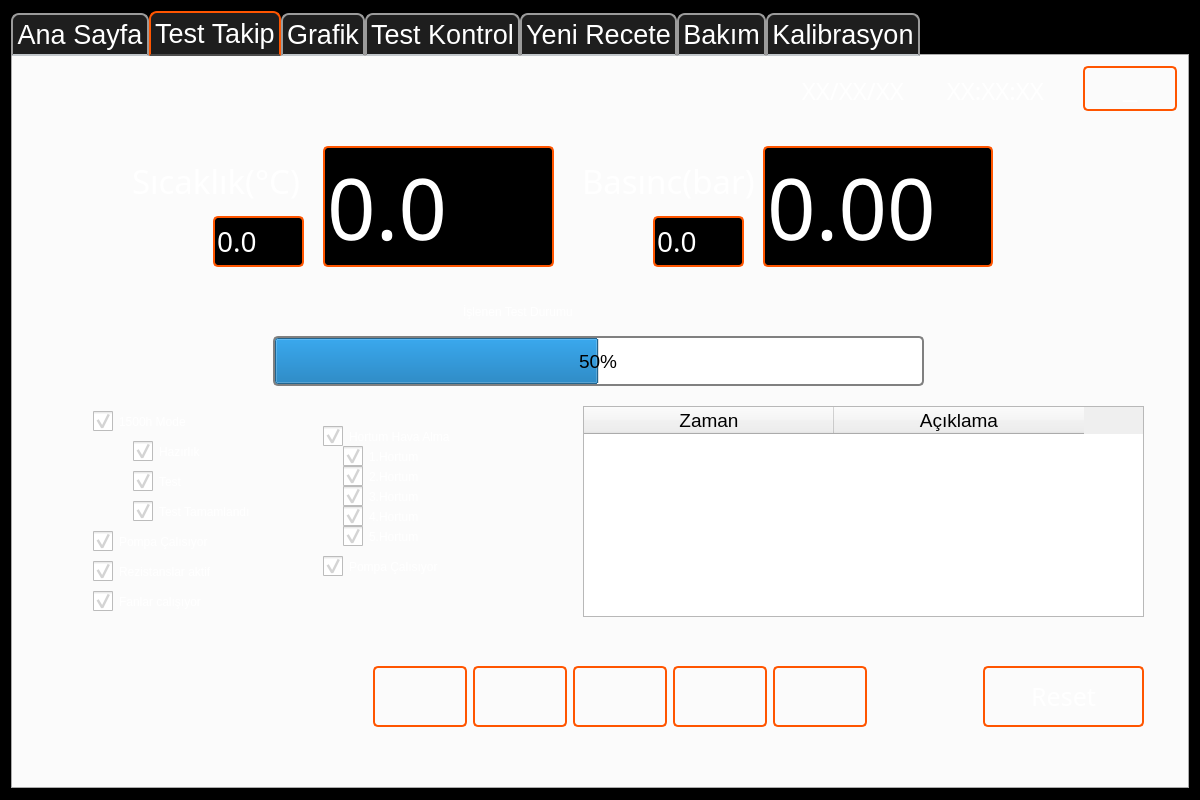
Before: the Qt Designer form mainwindow.ui in indetails/v1500h, drawn with Qt 5.
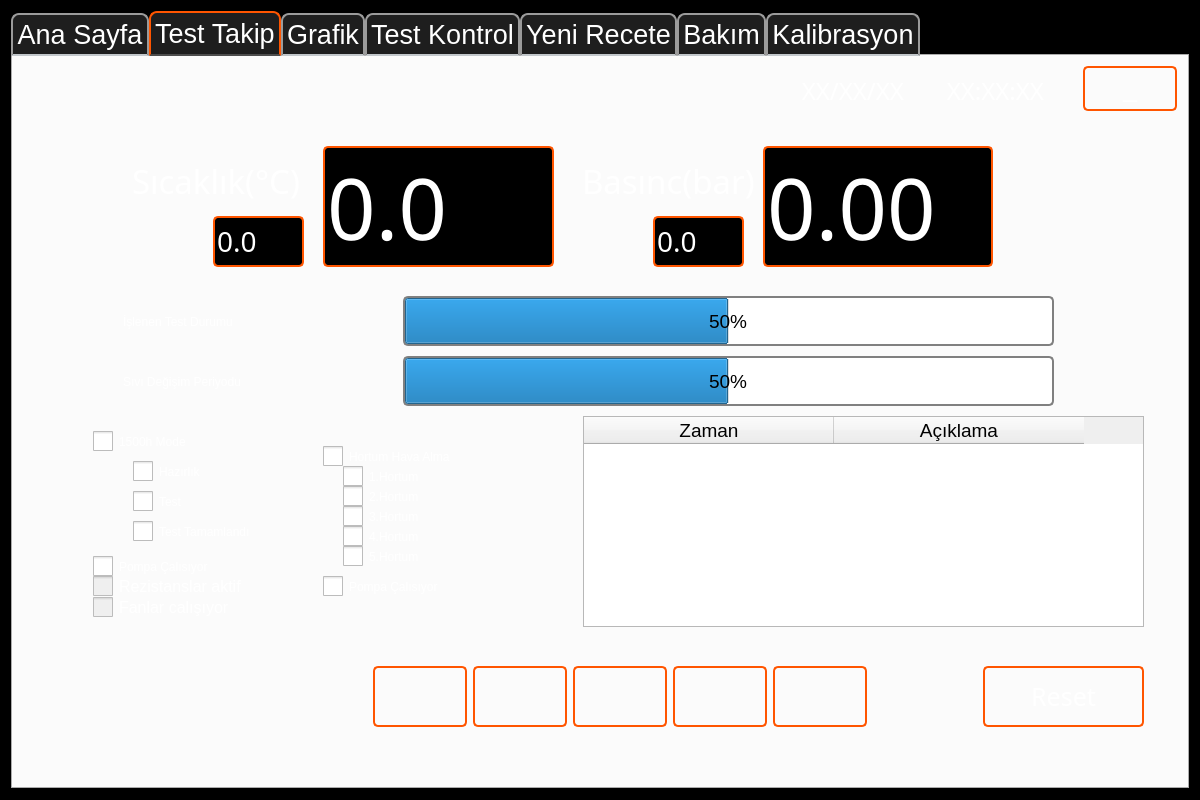
After: the same form once the commit is applied. The open tabs and pages were chosen to show the change. Icons and pictures are not drawn. Custom widgets are drawn as their Qt base class.

Patch:
```diff
--- a/mainwindow.ui
+++ b/mainwindow.ui
@@ -80,6 +80,9 @@
    <layout class="QGridLayout" name="gridLayout">
     <item row="0" column="0">
      <widget class="QTabWidget" name="tabWidget">
+      <property name="enabled">
+       <bool>true</bool>
+      </property>
       <property name="font">
        <font>
         <pointsize>20</pointsize>
@@ -2431,9 +2434,9 @@
           <property name="geometry">
            <rect>
             <x>10</x>
-            <y>170</y>
+            <y>160</y>
             <width>1111</width>
-            <height>331</height>
+            <height>361</height>
            </rect>
           </property>
           <property name="styleSheet">
@@ -2454,9 +2457,9 @@
            <widget class="QLabel" name="label_26">
             <property name="geometry">
              <rect>
-              <x>420</x>
-              <y>0</y>
-              <width>291</width>
+              <x>80</x>
+              <y>20</y>
+              <width>241</width>
               <height>31</height>
              </rect>
             </property>
@@ -2467,8 +2470,8 @@
            <widget class="QProgressBar" name="pb_testProgress">
             <property name="geometry">
              <rect>
-              <x>230</x>
-              <y>40</y>
+              <x>360</x>
+              <y>10</y>
               <width>651</width>
               <height>50</height>
              </rect>
@@ -2500,7 +2503,7 @@
             <property name="geometry">
              <rect>
               <x>540</x>
-              <y>110</y>
+              <y>130</y>
               <width>561</width>
               <height>211</height>
              </rect>
@@ -2550,7 +2553,7 @@
             <property name="geometry">
              <rect>
               <x>280</x>
-              <y>110</y>
+              <y>140</y>
               <width>231</width>
               <height>211</height>
              </rect>
@@ -3065,7 +3068,7 @@
                <string>Pompa Çalısıyor</string>
               </property>
               <property name="checked">
-               <bool>true</bool>
+               <bool>false</bool>
               </property>
              </widget>
              <widget class="QCheckBox" name="cB_tte_15">
@@ -3101,7 +3104,7 @@
                <string>Hortum Hava Alma</string>
               </property>
               <property name="checked">
-               <bool>true</bool>
+               <bool>false</bool>
               </property>
              </widget>
              <widget class="QCheckBox" name="cB_tte_19">
@@ -3137,7 +3140,7 @@
                <string>4.Hortum</string>
               </property>
               <property name="checked">
-               <bool>true</bool>
+               <bool>false</bool>
               </property>
              </widget>
              <widget class="QCheckBox" name="cB_tte_17">
@@ -3173,7 +3176,7 @@
                <string>2.Hortum</string>
               </property>
               <property name="checked">
-               <bool>true</bool>
+               <bool>false</bool>
               </property>
              </widget>
              <widget class="QCheckBox" name="cB_tte_16">
@@ -3209,7 +3212,7 @@
                <string>1.Hortum</string>
               </property>
               <property name="checked">
-               <bool>true</bool>
+               <bool>false</bool>
               </property>
              </widget>
              <widget class="QCheckBox" name="cB_tte_18">
@@ -3245,7 +3248,7 @@
                <string>3.Hortum</string>
               </property>
               <property name="checked">
-               <bool>true</bool>
+               <bool>false</bool>
               </property>
              </widget>
              <widget class="QCheckBox" name="cB_tte_20">
@@ -3281,7 +3284,7 @@
                <string>5.Hortum</string>
               </property>
               <property name="checked">
-               <bool>true</bool>
+               <bool>false</bool>
               </property>
              </widget>
             </widget>
@@ -3479,7 +3482,7 @@
             <property name="geometry">
              <rect>
               <x>50</x>
-              <y>110</y>
+              <y>140</y>
               <width>231</width>
               <height>211</height>
              </rect>
@@ -3518,7 +3521,7 @@
                <string>1500h Mode</string>
               </property>
               <property name="checked">
-               <bool>true</bool>
+               <bool>false</bool>
               </property>
              </widget>
              <widget class="QCheckBox" name="cB_tte_1">
@@ -3554,7 +3557,7 @@
                <string>Hazırlık </string>
               </property>
               <property name="checked">
-               <bool>true</bool>
+               <bool>false</bool>
               </property>
              </widget>
              <widget class="QCheckBox" name="cB_tte_2">
@@ -3590,7 +3593,7 @@
                <string>Test </string>
               </property>
               <property name="checked">
-               <bool>true</bool>
+               <bool>false</bool>
               </property>
              </widget>
              <widget class="QCheckBox" name="cB_tte_3">
@@ -3626,16 +3629,16 @@
                <string>Test Tamamlandı</string>
               </property>
               <property name="checked">
-               <bool>true</bool>
+               <bool>false</bool>
               </property>
              </widget>
              <widget class="QCheckBox" name="cB_tte_14">
               <property name="geometry">
                <rect>
                 <x>0</x>
-                <y>120</y>
+                <y>130</y>
                 <width>171</width>
-                <height>31</height>
+                <height>21</height>
                </rect>
               </property>
               <property name="styleSheet">
@@ -3662,16 +3665,19 @@
                <string>Pompa Çalısıyor</string>
               </property>
               <property name="checked">
-               <bool>true</bool>
+               <bool>false</bool>
               </property>
              </widget>
              <widget class="QCheckBox" name="cB_tte_6">
+              <property name="enabled">
+               <bool>false</bool>
+              </property>
               <property name="geometry">
                <rect>
                 <x>0</x>
                 <y>150</y>
                 <width>171</width>
-                <height>31</height>
+                <height>21</height>
                </rect>
               </property>
               <property name="styleSheet">
@@ -3681,33 +3687,47 @@
     height: 20px;
 }
 
-  QCheckBox::indicator:checked
-  {
-image: url(:/images/img/qt3.PNG);
-  }
-  QCheckBox::indicator:unchecked
-  {
-image: url(:/images/img/qt4.PNG);
-}
+
 QCheckBox{
-font: 12pt &quot;Gill Sans MT&quot;;
+font: 12pt;
+background: qradialgradient(cx: 0.3, cy: -0.6,
+fx: 0.3, fy: -0.4,
+radius: 1.35, stop: 0 rgb(210, 0, 0), stop: 1 rgb(100, 0, 0));
+
 }
+QCheckBox::disabled{
+background: qradialgradient(cx: 0.3, cy: -0.6,
+fx: 0.3, fy: -0.4,
+radius: 1.35, stop: 0 rgb(210, 0, 0), stop: 1 rgb(100, 0, 0));
+}
+QCheckBox::enabled{
+background: qradialgradient(cx: 0.3, cy: -0.6,
+fx: 0.3, fy: -0.4,
+radius: 1.35, stop: 0 rgb(0, 210, 0), stop: 1 rgb(0, 100, 0));
+}
+
 </string>
               </property>
               <property name="text">
                <string>Rezistanslar aktif</string>
               </property>
+              <property name="checkable">
+               <bool>false</bool>
+              </property>
               <property name="checked">
-               <bool>true</bool>
+               <bool>false</bool>
               </property>
              </widget>
              <widget class="QCheckBox" name="cB_tte_7">
+              <property name="enabled">
+               <bool>false</bool>
+              </property>
               <property name="geometry">
                <rect>
                 <x>0</x>
-                <y>180</y>
+                <y>171</y>
                 <width>151</width>
-                <height>31</height>
+                <height>21</height>
                </rect>
               </property>
               <property name="styleSheet">
@@ -3717,16 +3737,22 @@
     height: 20px;
 }
 
-  QCheckBox::indicator:checked
-  {
-image: url(:/images/img/qt3.PNG);
-  }
-  QCheckBox::indicator:unchecked
-  {
-image: url(:/images/img/qt4.PNG);
-}
 QCheckBox{
-font: 12pt &quot;Gill Sans MT&quot;;
+font: 12pt;
+background: qradialgradient(cx: 0.3, cy: -0.6,
+fx: 0.3, fy: -0.4,
+radius: 1.35, stop: 0 rgb(210, 0, 0), stop: 1 rgb(100, 0, 0));
+
+}
+QCheckBox::disabled{
+background: qradialgradient(cx: 0.3, cy: -0.6,
+fx: 0.3, fy: -0.4,
+radius: 1.35, stop: 0 rgb(210, 0, 0), stop: 1 rgb(100, 0, 0));
+}
+QCheckBox::enabled{
+background: qradialgradient(cx: 0.3, cy: -0.6,
+fx: 0.3, fy: -0.4,
+radius: 1.35, stop: 0 rgb(0, 210, 0), stop: 1 rgb(0, 100, 0));
 }
 </string>
               </property>
@@ -3734,12 +3760,57 @@
                <string>Fanlar calışıyor</string>
               </property>
               <property name="checked">
-               <bool>true</bool>
+               <bool>false</bool>
               </property>
              </widget>
             </widget>
             <widget class="QWidget" name="page_6"/>
            </widget>
+           <widget class="QProgressBar" name="pb_testProgress_2">
+            <property name="geometry">
+             <rect>
+              <x>360</x>
+              <y>70</y>
+              <width>651</width>
+              <height>50</height>
+             </rect>
+            </property>
+            <property name="minimumSize">
+             <size>
+              <width>0</width>
+              <height>50</height>
+             </size>
+            </property>
+            <property name="font">
+             <font>
+              <pointsize>14</pointsize>
+             </font>
+            </property>
+            <property name="styleSheet">
+             <string notr="true">QProgressBar {
+    border: 2px solid grey;
+    border-radius: 5px;
+    text-align: center;
+}
+</string>
+            </property>
+            <property name="value">
+             <number>50</number>
+            </property>
+           </widget>
+           <widget class="QLabel" name="label_27">
+            <property name="geometry">
+             <rect>
+              <x>80</x>
+              <y>80</y>
+              <width>241</width>
+              <height>31</height>
+             </rect>
+            </property>
+            <property name="text">
+             <string>Sıvı Değişim Periyodu</string>
+            </property>
+           </widget>
           </widget>
           <widget class="QWidget" name="detailsBottomTankLevels">
            <widget class="QGroupBox" name="gb_KirliTankLevel">
```
Left out of the diff: 272 changed lines with no effect on the pictures.
